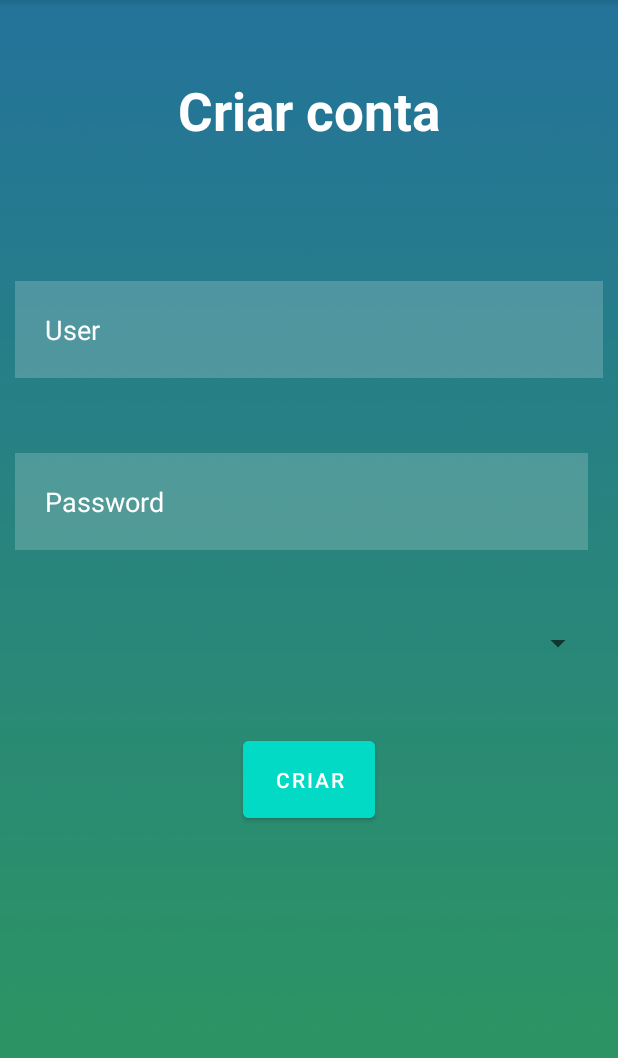
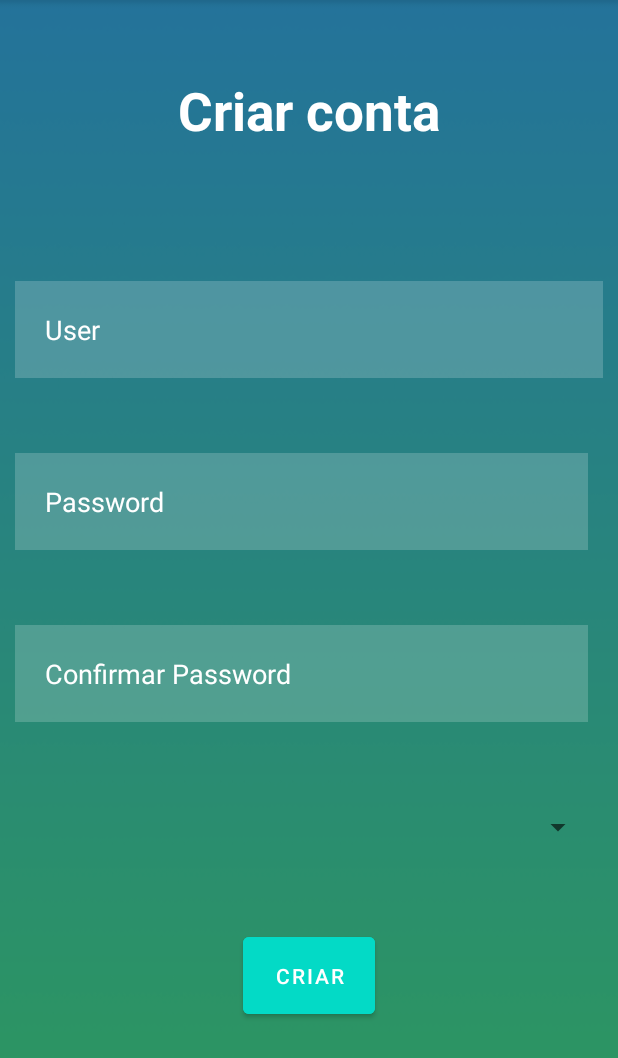
Before and after one commit to Edu9785/App_Estagio, an Android app: the layout activity_criarconta.xml on its own in the app's theme, with its tools: preview values and no code run, on a phone screen of 412 x 824 dp. Shown: the top 1058 px of the screen. Run offline under Robolectric (Android 15) with nearby library versions, the phone set to English and light mode, and no system bars.

Commit message:
alterações criar conta

```diff
--- a/app/src/main/res/layout/activity_criarconta.xml
+++ b/app/src/main/res/layout/activity_criarconta.xml
@@ -55,16 +55,34 @@
         android:textColor="@color/white"
         android:textColorHint="@color/white" />
 
+    <EditText
+        android:id="@+id/txtconfpass"
+        android:layout_width="match_parent"
+        android:layout_height="wrap_content"
+        android:layout_below="@id/txtpassword1"
+        android:layout_marginStart="10dp"
+        android:layout_marginTop="40dp"
+        android:layout_marginEnd="20dp"
+        android:layout_marginBottom="10dp"
+        android:background="#30ffffff"
+        android:drawablePadding="20dp"
+        android:hint="Confirmar Password"
+        android:inputType="textPassword"
+        android:padding="20dp"
+        android:textColor="@color/white"
+        android:textColorHint="@color/white" />
+
     <Spinner
 
         android:id="@+id/spinner_Tipo"
         android:layout_width="match_parent"
         android:layout_height="wrap_content"
+        android:layout_below="@id/txtconfpass"
         android:layout_marginStart="16dp"
-        android:layout_below="@id/txtpassword1"
         android:layout_marginTop="40dp"
         android:layout_marginEnd="16dp"
-        android:layout_marginBottom="16dp" />
+        android:layout_marginBottom="16dp"
+        android:padding="20dp" />
 
     <com.google.android.material.button.MaterialButton
         android:id="@+id/loginbtn1"
```
Also changed, not shown: app/src/main/AndroidManifest.xml (+6 -3 lines), app/src/main/java/com/example/app_gestao_estagio/mudarpassActivity.java (added, +14 -0 lines), app/src/main/res/layout/activity_mudarpass.xml (added, +9 -0 lines).
